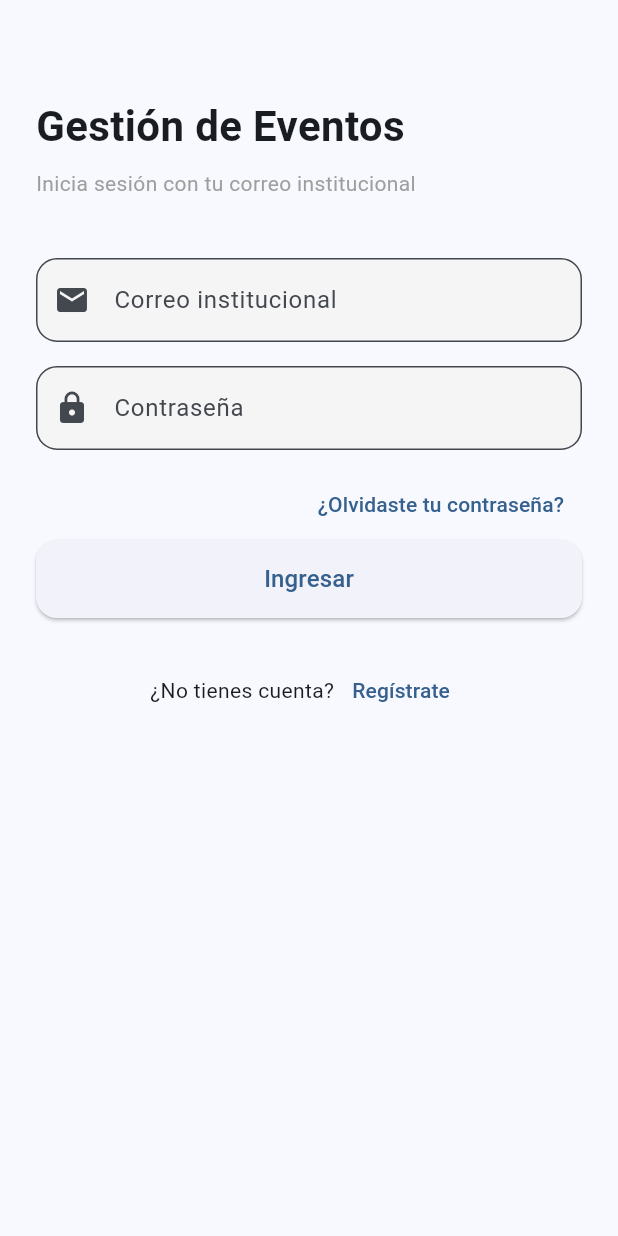
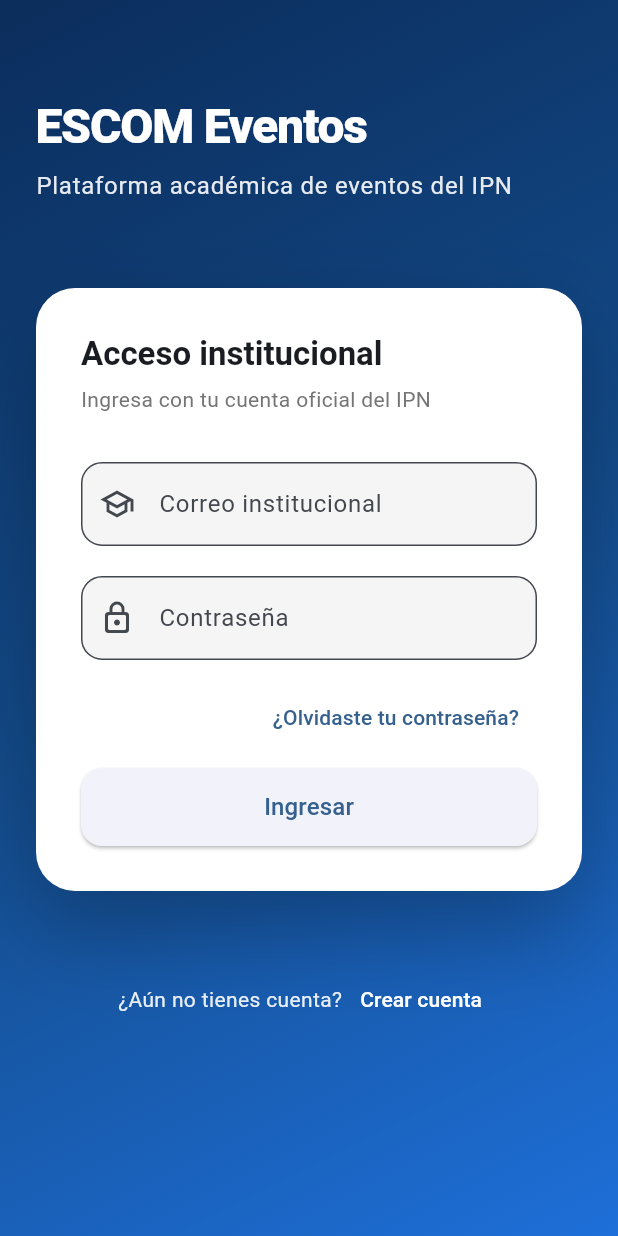
Before and after one commit to saidbl/proyecto_moviles, a Flutter app: the screen it shows after launch, on a phone screen of 412 x 824 dp. Run offline on Flutter 3.47's test engine with Material 3 defaults, Android fonts, the phone set to English and light mode, and no system bars; our stand-ins replace cloud_firestore, connectivity_plus, firebase_auth, firebase_core, firebase_storage, fl_chart and 2 more; missing offline and left inert: mobile_scanner; accounts and stored records are empty.

Commit message:
Mejora visual del login

```diff
--- a/lib/models/event_model.dart
+++ b/lib/models/event_model.dart
@@ -22,6 +22,8 @@
   final DateTime? createdAt;
   final DateTime? updatedAt;
 
+  final String? imageUrl;
+
   EventModel({
     required this.id,
     required this.title,
@@ -38,6 +40,7 @@
     required this.organizerName,
     this.createdAt,
     this.updatedAt,
+    this.imageUrl,
   });
 
   // ✅ Helpers
@@ -94,6 +97,7 @@
       registrationsCount: parseInt(d['registrationsCount']),
       organizerId: (d['organizerId'] ?? '').toString(),
       organizerName: (d['organizerName'] ?? '').toString(),
+      imageUrl: d['imageUrl'],
       createdAt:
           d['createdAt'] is Timestamp ? (d['createdAt'] as Timestamp).toDate() : null,
       updatedAt:
--- a/lib/screens/login_screen.dart
+++ b/lib/screens/login_screen.dart
@@ -37,11 +37,8 @@
       ScaffoldMessenger.of(context).showSnackBar(
         const SnackBar(content: Text('Bienvenido')),
       );
-
-      // No navegamos manualmente: AuthGate se encarga
     } catch (e) {
       if (!mounted) return;
-
       setState(() {
         error = 'Correo o contraseña incorrectos';
       });
@@ -56,47 +53,108 @@
 
   @override
   Widget build(BuildContext context) {
+    final theme = Theme.of(context);
+    final size = MediaQuery.of(context).size;
+
     return Scaffold(
-      body: SafeArea(
+      body: Stack(
+        children: [
+          // 🔵 FONDO DEGRADADO SIEMPRE COMPLETO
+          SizedBox(
+            height: size.height,
+            width: size.width,
+            child: const DecoratedBox(
+              decoration: BoxDecoration(
+                gradient: LinearGradient(
+                  begin: Alignment.topLeft,
+                  end: Alignment.bottomRight,
+                  colors: [
+                    Color(0xFF0B2D5C),
+                    Color(0xFF134B8A),
+                    Color(0xFF1E6FD9),
+                  ],
+                ),
+              ),
+            ),
+          ),
+
+          SafeArea(
             child: SingleChildScrollView(
-          padding: const EdgeInsets.all(24),
+              physics: const BouncingScrollPhysics(),
+              padding: const EdgeInsets.symmetric(horizontal: 24),
               child: Column(
                 crossAxisAlignment: CrossAxisAlignment.start,
                 children: [
-              const SizedBox(height: 40),
+                  const SizedBox(height: 64),
 
-              // TÍTULO
-              const Text(
-                'Gestión de Eventos',
-                style: TextStyle(
-                  fontSize: 28,
-                  fontWeight: FontWeight.bold,
+                  // HEADER
+                  Text(
+                    'ESCOM Eventos',
+                    style: theme.textTheme.headlineLarge?.copyWith(
+                      color: Colors.white,
+                      fontWeight: FontWeight.w800,
+                      letterSpacing: -0.8,
                     ),
                   ),
                   const SizedBox(height: 8),
-              const Text(
-                'Inicia sesión con tu correo institucional',
-                style: TextStyle(color: Colors.grey),
+                  Text(
+                    'Plataforma académica de eventos del IPN',
+                    style: theme.textTheme.bodyLarge?.copyWith(
+                      color: Colors.white.withOpacity(0.9),
+                    ),
                   ),
 
-              const SizedBox(height: 40),
+                  const SizedBox(height: 56),
+
+                  // CARD PRINCIPAL
+                  Container(
+                    padding: const EdgeInsets.all(30),
+                    decoration: BoxDecoration(
+                      color: Colors.white,
+                      borderRadius: BorderRadius.circular(26),
+                      boxShadow: [
+                        BoxShadow(
+                          color: Colors.black.withOpacity(0.25),
+                          blurRadius: 50,
+                          offset: const Offset(0, 25),
+                        ),
+                      ],
+                    ),
+                    child: Column(
+                      crossAxisAlignment: CrossAxisAlignment.start,
+                      children: [
+                        Text(
+                          'Acceso institucional',
+                          style: theme.textTheme.titleLarge?.copyWith(
+                            fontWeight: FontWeight.w700,
+                          ),
+                        ),
+                        const SizedBox(height: 6),
+                        Text(
+                          'Ingresa con tu cuenta oficial del IPN',
+                          style: theme.textTheme.bodyMedium?.copyWith(
+                            color: Colors.grey.shade600,
+                          ),
+                        ),
+
+                        const SizedBox(height: 32),
 
                         CustomTextField(
                           label: 'Correo institucional',
                           controller: emailController,
                           keyboardType: TextInputType.emailAddress,
-                icon: Icons.email,
+                          icon: Icons.school_outlined,
                         ),
-              const SizedBox(height: 16),
+                        const SizedBox(height: 20),
 
                         CustomTextField(
                           label: 'Contraseña',
                           controller: passwordController,
                           obscure: true,
-                icon: Icons.lock,
+                          icon: Icons.lock_outline_rounded,
                         ),
 
-              const SizedBox(height: 12),
+                        const SizedBox(height: 14),
 
                         Align(
                           alignment: Alignment.centerRight,
@@ -105,7 +163,8 @@
                               Navigator.push(
                                 context,
                                 MaterialPageRoute(
-                        builder: (_) => const ForgotPasswordScreen(),
+                                  builder: (_) =>
+                                      const ForgotPasswordScreen(),
                                 ),
                               );
                             },
@@ -115,41 +174,68 @@
 
                         if (error != null)
                           Padding(
-                  padding: const EdgeInsets.only(bottom: 12),
+                            padding: const EdgeInsets.only(
+                              top: 8,
+                              bottom: 14,
+                            ),
                             child: Text(
                               error!,
-                    style: const TextStyle(color: Colors.red),
+                              style: TextStyle(
+                                color: Colors.red.shade700,
+                                fontSize: 13,
                               ),
                             ),
+                          ),
+
+                        const SizedBox(height: 10),
 
                         PrimaryButton(
                           text: 'Ingresar',
                           onPressed: login,
                           loading: loading,
                         ),
+                      ],
+                    ),
+                  ),
 
-              const SizedBox(height: 24),
+                  const SizedBox(height: 48),
 
-              Row(
-                mainAxisAlignment: MainAxisAlignment.center,
+                  // FOOTER
+                  Center(
+                    child: Row(
+                      mainAxisSize: MainAxisSize.min,
                       children: [
-                  const Text('¿No tienes cuenta?'),
+                        Text(
+                          '¿Aún no tienes cuenta?',
+                          style: theme.textTheme.bodyMedium?.copyWith(
+                            color: Colors.white.withOpacity(0.9),
+                          ),
+                        ),
                         TextButton(
                           onPressed: () {
                             Navigator.push(
                               context,
                               MaterialPageRoute(
-                          builder: (_) => const RegisterScreen(),
+                                builder: (_) =>
+                                    const RegisterScreen(),
                               ),
                             );
                           },
-                    child: const Text('Regístrate'),
+                          child: const Text(
+                            'Crear cuenta',
+                            style: TextStyle(color: Colors.white),
                           ),
-                ],
                         ),
                       ],
                     ),
                   ),
+
+                  const SizedBox(height: 24),
+                ],
+              ),
+            ),
+          ),
+        ],
       ),
     );
   }
```
Also changed, not shown: lib/screens/events/create_edit_event_screen.dart (+71 -8 lines), lib/services/event_service.dart (+40 -4 lines). Lines whose indentation alone changed are shown as unchanged.
